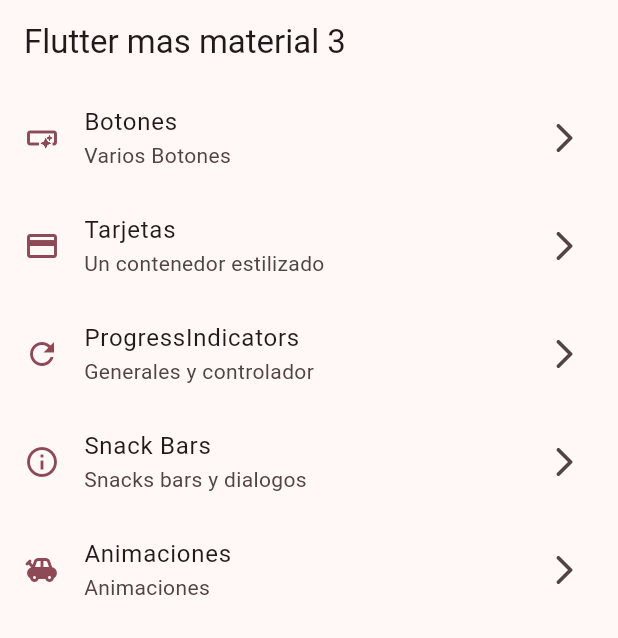
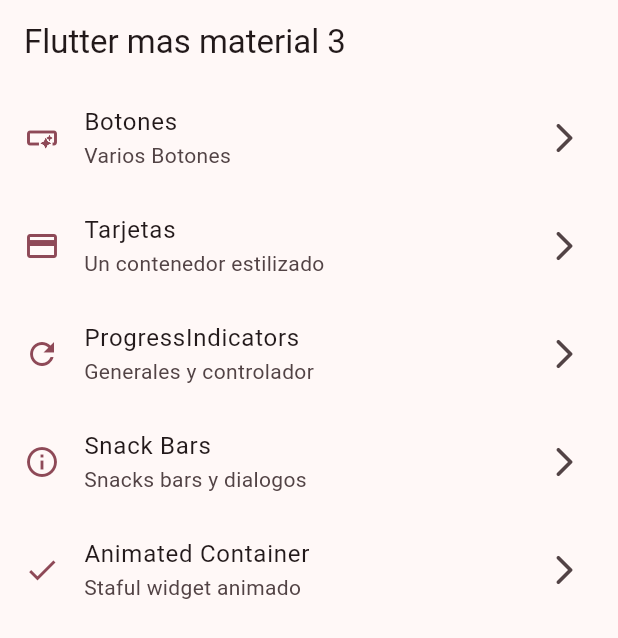
Before and after one commit to pedroj4567/banco_widgets, a Flutter app: the screen it shows after launch, on a phone screen of 412 x 824 dp. Shown: the top 638 px of the screen. Run offline on Flutter 3.47's test engine with Material 3 defaults, Android fonts, the phone set to English and light mode, and no system bars; our stand-ins replace go_router.

Commit message:
add: animated container module

```diff
--- a/lib/config/menu/menu_items.dart
+++ b/lib/config/menu/menu_items.dart
@@ -42,9 +42,9 @@
     icon: Icons.info_outline,
   ),
   MenuItem(
-    title: 'Animaciones',
-    subtitle: 'Animaciones',
-    link: '/animates',
-    icon: Icons.toys,
+    title: 'Animated Container',
+    subtitle: 'Staful widget animado',
+    link: '/animated',
+    icon: Icons.check_outlined,
   ),
 ];
--- a/lib/config/router/app_router.dart
+++ b/lib/config/router/app_router.dart
@@ -31,7 +31,7 @@
     ),
     GoRoute(
       name: AnimatedScreen.name,
-      path: '/animates',
+      path: '/animated',
       builder: (context, state) => AnimatedScreen(),
     ),
   ],
```
Also changed, not shown: lib/presentation/screens/animated/animated_screen.dart (+50 -2 lines).
